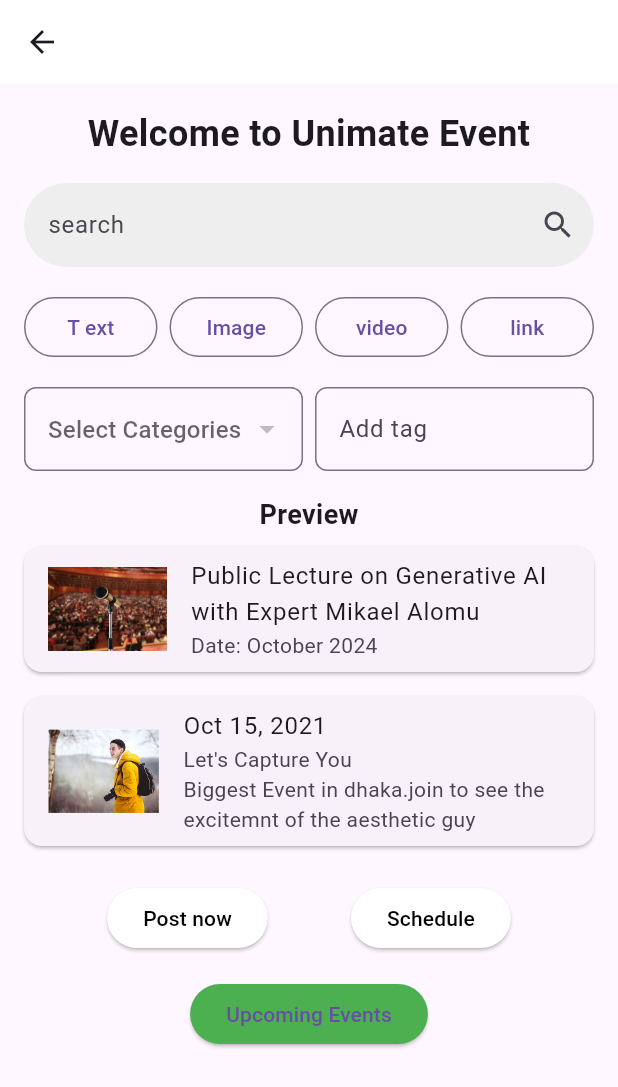
After one commit to Urael7/UniMate, a Flutter app: the PostEventPage screen opened by its route, on a phone screen of 412 x 824 dp. The commit adds this screen. Shown: the top 1087 px of the screen. Run offline on Flutter 3.47's test engine with Material 3 defaults, Android fonts, the phone set to English and light mode, and no system bars; our stand-ins replace fl_chart.

Commit message:
Budget Tracker and event page

```diff
--- a/frontend/lib/main.dart
+++ b/frontend/lib/main.dart
@@ -5,8 +5,8 @@ import 'package:frontend/presentation/screens/Budget_Tracker/spending_analysis_p
 import 'package:provider/provider.dart';
 import 'package:frontend/presentation/screens/Budget_Tracker/transaction_model.dart';
 import 'package:frontend/presentation/screens/Budget_Tracker/placeholder_home_screen.dart';
-// ✅ Import your ProfilePage
-// ✅ Import LogoutPage
+import 'package:frontend/presentation/screens/event_page/post_event_page.dart';
+import 'package:frontend/presentation/screens/event_page/upcoming_event_page.dart';
 
 void main() {
   runApp(
@@ -25,7 +25,6 @@ class MyApp extends StatelessWidget {
     return MaterialApp(
       title: 'Unimate',
       debugShowCheckedModeBanner: false,
-
       theme: ThemeData(primarySwatch: Colors.blue),
       initialRoute: '/',
       onGenerateRoute: (settings) {
@@ -48,6 +47,12 @@ class MyApp extends StatelessWidget {
             break;
           case '/home':
             page = const PlaceholderHomeScreen();
+            break;
+          case '/post-event':
+            page = PostEventPage();
+            break;
+          case '/upcoming-event':
+            page = UpcomingEventPage();
             break;
           default:
             page = const BudgetScreen();
--- /dev/null
+++ b/frontend/lib/presentation/screens/event_page/post_event_page.dart
@@ -0,0 +1,167 @@
+import 'package:flutter/material.dart';
+import 'upcoming_event_page.dart';
+
+class PostEventPage extends StatelessWidget {
+  @override
+  Widget build(BuildContext context) {
+    return Scaffold(
+      appBar: AppBar(backgroundColor: Colors.white, elevation: 0),
+      body: SafeArea(
+        child: SingleChildScrollView(
+          child: Padding(
+            padding: const EdgeInsets.all(16.0),
+            child: Column(
+              crossAxisAlignment: CrossAxisAlignment.center,
+              children: [
+                Text(
+                  'Welcome to Unimate Event',
+                  style: TextStyle(fontSize: 24, fontWeight: FontWeight.bold),
+                  textAlign: TextAlign.center,
+                ),
+                SizedBox(height: 16),
+                TextField(
+                  decoration: InputDecoration(
+                    hintText: 'search',
+                    suffixIcon: Icon(Icons.search),
+                    filled: true,
+                    fillColor: Colors.grey[200],
+                    border: OutlineInputBorder(
+                      borderRadius: BorderRadius.circular(30),
+                      borderSide: BorderSide.none,
+                    ),
+                  ),
+                ),
+                SizedBox(height: 16),
+                Row(
+                  mainAxisAlignment: MainAxisAlignment.spaceBetween,
+                  children: [
+                    Expanded(
+                      child: OutlinedButton(
+                        onPressed: () {},
+                        child: Text('T ext'),
+                      ),
+                    ),
+                    SizedBox(width: 8),
+                    Expanded(
+                      child: OutlinedButton(
+                        onPressed: () {},
+                        child: Text('Image'),
+                      ),
+                    ),
+                    SizedBox(width: 8),
+                    Expanded(
+                      child: OutlinedButton(
+                        onPressed: () {},
+                        child: Text('video'),
+                      ),
+                    ),
+                    SizedBox(width: 8),
+                    Expanded(
+                      child: OutlinedButton(
+                        onPressed: () {},
+                        child: Text('link'),
+                      ),
+                    ),
+                  ],
+                ),
+                SizedBox(height: 16),
+                Row(
+                  mainAxisAlignment: MainAxisAlignment.spaceBetween,
+                  children: [
+                    Expanded(
+                      child: DropdownButtonFormField(
+                        decoration: InputDecoration(
+                          hintText: 'Select Categories',
+                          border: OutlineInputBorder(
+                            borderRadius: BorderRadius.circular(8),
+                          ),
+                        ),
+                        items: [],
+                        onChanged: (value) {},
+                      ),
+                    ),
+                    SizedBox(width: 8),
+                    Expanded(
+                      child: TextField(
+                        decoration: InputDecoration(
+                          hintText: 'Add tag',
+                          border: OutlineInputBorder(
+                            borderRadius: BorderRadius.circular(8),
+                          ),
+                        ),
+                      ),
+                    ),
+                  ],
+                ),
+                SizedBox(height: 16),
+                Text(
+                  'Preview',
+                  style: TextStyle(fontSize: 18, fontWeight: FontWeight.bold),
+                ),
+                Card(
+                  margin: EdgeInsets.symmetric(vertical: 8),
+                  child: ListTile(
+                    leading: Image.asset('assets/public_lecture_image.jpg'),
+                    title: Text(
+                      'Public Lecture on Generative AI with Expert Mikael Alomu',
+                    ),
+                    subtitle: Text('Date: October 2024'),
+                  ),
+                ),
+                Card(
+                  margin: EdgeInsets.symmetric(vertical: 8),
+                  child: ListTile(
+                    leading: Image.asset('assets/capture_you_image.jpg'),
+                    title: Text("Oct 15, 2021"),
+                    subtitle: Text(
+                      "Let's Capture You\nBiggest Event in dhaka.join to see the excitemnt of the aesthetic guy",
+                    ),
+                  ),
+                ),
+                SizedBox(height: 16),
+                Row(
+                  mainAxisAlignment: MainAxisAlignment.spaceEvenly,
+                  children: [
+                    ElevatedButton(
+                      onPressed: () {},
+                      child: Text('Post now'),
+                      style: ElevatedButton.styleFrom(
+                        foregroundColor: Colors.black,
+                        backgroundColor: Colors.white,
+                      ),
+                    ),
+                    ElevatedButton(
+                      onPressed: () {},
+                      child: Text('Schedule'),
+                      style: ElevatedButton.styleFrom(
+                        foregroundColor: Colors.black,
+                        backgroundColor: Colors.white,
+                      ),
+                    ),
+                  ],
+                ),
+                SizedBox(height: 16),
+                Center(
+                  child: ElevatedButton(
+                    onPressed: () {
+                      Navigator.push(
+                        context,
+                        MaterialPageRoute(
+                          builder: (context) => UpcomingEventPage(),
+                        ),
+                      );
+                    },
+                    child: Text('Upcoming Events'),
+                    style: ElevatedButton.styleFrom(
+                      backgroundColor: Colors.green,
+                    ),
+                  ),
+                ),
+              ],
+            ),
+          ),
+        ),
+      ),
+    );
+  }
+}
```
Also changed, not shown: frontend/lib/presentation/screens/event_page/upcoming_event_page.dart (added, +246 -0 lines), frontend/assets/alps_tour_image.jpg (added), frontend/assets/capture_you_image.jpg (added), frontend/assets/capture_you_image1.jpg (added), frontend/assets/car_meetup_image.jpg (added), frontend/assets/food_festival_image.jpg (added), frontend/assets/public_lecture_image.jpg (added).
